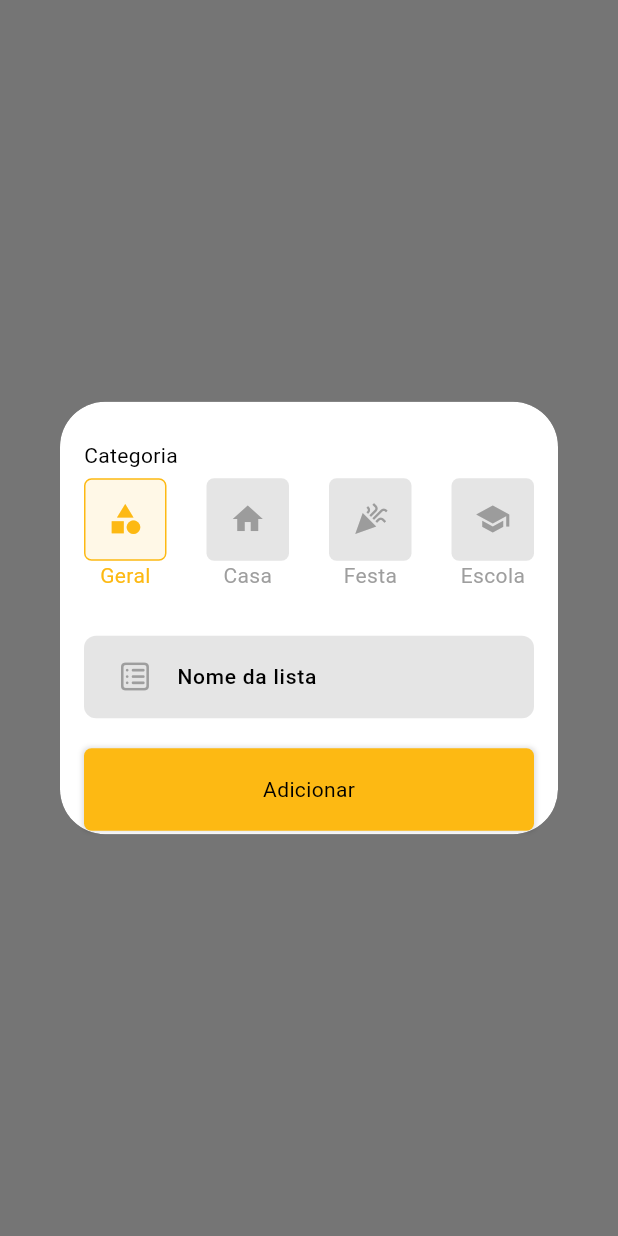
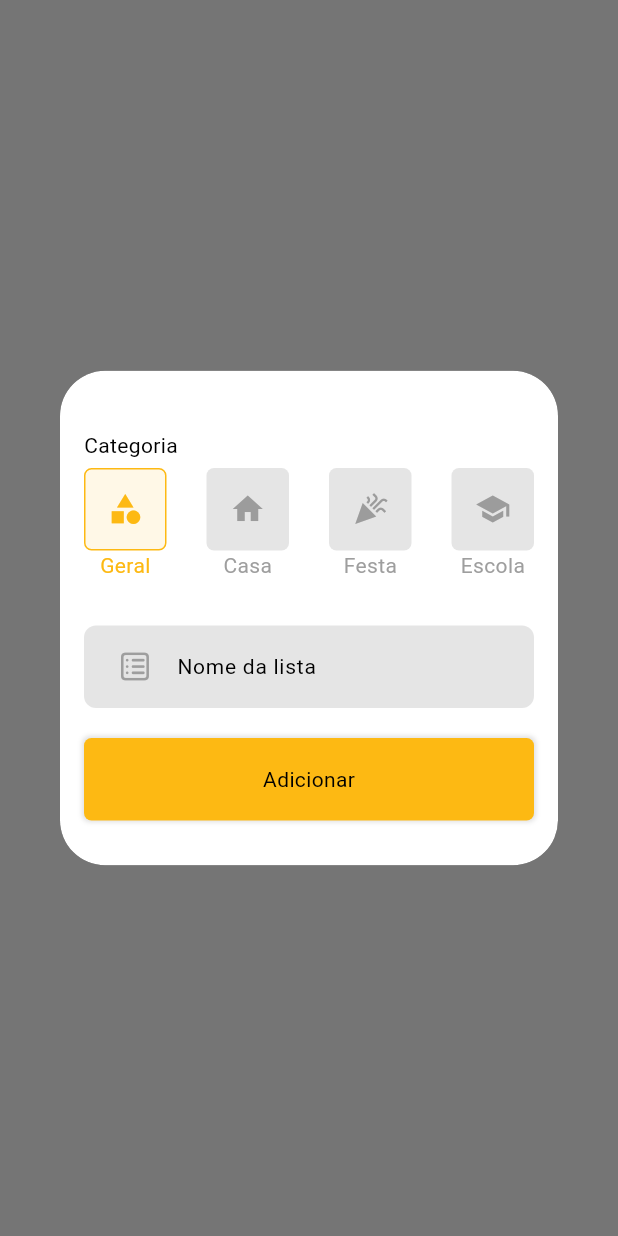
Before and after one commit to gquende/sumbalist, a Flutter app: what shoplistForm() shows on an empty page, opened directly, on a phone screen of 412 x 824 dp. Run offline on Flutter 3.47's test engine with Material 3 defaults, Android fonts, the phone set to English and light mode, and no system bars; our stand-ins replace contacts_service, email_validator, firebase_auth, firebase_core, firebase_database, flutter_svg and 8 more; missing offline and left inert: currency_formatter; accounts and stored records are empty; project files that could hold a hidden picture were left out.

Commit message:
:bug: Form Dialog Heigh
Form Dialog Height

```diff
--- a/lib/pages/shoppinglist/components/create_list.dart
+++ b/lib/pages/shoppinglist/components/create_list.dart
@@ -39,7 +39,7 @@ Future<void> shoplistForm(BuildContext context, [ShoppingList? item]) async {
             child: SingleChildScrollView(child: Obx(() {
               return Container(
                   width: MediaQuery.of(context).size.width,
-                  height: MediaQuery.of(context).size.height * 0.35,
+                  height: MediaQuery.of(context).size.height * 0.4,
                   decoration: BoxDecoration(
                       color: Theme.of(context).colorScheme.primaryContainer,
                       borderRadius: BorderRadius.circular(30)),
@@ -47,6 +47,7 @@ Future<void> shoplistForm(BuildContext context, [ShoppingList? item]) async {
                       padding: const EdgeInsets.all(16.0),
                       child: Column(
                         crossAxisAlignment: CrossAxisAlignment.start,
+                        mainAxisAlignment: MainAxisAlignment.center,
                         children: [
                           const SizedBox(
                             height: 10,
@@ -88,8 +89,9 @@ Future<void> shoplistForm(BuildContext context, [ShoppingList? item]) async {
                                 controller: shoplistNameController,
                                 decoration: InputDecoration(
                                     hintText: "Nome da lista",
+                                    hintStyle:
+                                        Theme.of(context).textTheme.labelMedium,
                                     contentPadding: EdgeInsets.only(bottom: 10),
-                                    focusColor: Color(0xff000000),
                                     filled: true,
                                     prefixIcon: Icon(
                                       CupertinoIcons.square_list,
--- a/lib/utils/theme/icon_theme.dart
+++ b/lib/utils/theme/icon_theme.dart
@@ -2,6 +2,6 @@ import 'package:flutter/material.dart';
 
 class TIconTheme {
   TIconTheme._();
-  static const lightAppBarTheme = IconThemeData(color: Colors.grey);
+  static const lightAppBarTheme = IconThemeData(color: Colors.black);
   static const darkAppBarTheme = IconThemeData(color: Colors.white);
 }
```
Also changed, not shown: lib/pages/home.dart (+6 -3 lines), 1 other file.
